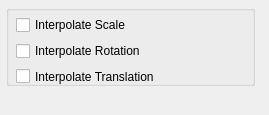
This is scripts/mgear/maya/shifter/component/meta_01/settingsUI.ui in mgear-dev/mgear_dist as Qt 5 draws it before an edit. The edited form follows.
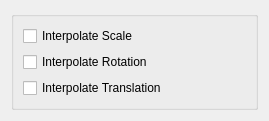
This is the edited form.

Commit message: Shifter: setting windows: adding layaout to the .ui files

Patch:
```diff
--- a/scripts/mgear/maya/shifter/component/meta_01/settingsUI.ui
+++ b/scripts/mgear/maya/shifter/component/meta_01/settingsUI.ui
@@ -13,27 +13,14 @@
   <property name="windowTitle">
    <string>Form</string>
   </property>
+  <layout class="QGridLayout" name="gridLayout">
+   <item row="0" column="0">
   <widget class="QGroupBox" name="groupBox">
-   <property name="geometry">
-    <rect>
-     <x>6</x>
-     <y>5</y>
-     <width>249</width>
-     <height>81</height>
-    </rect>
-   </property>
    <property name="title">
     <string/>
    </property>
-   <widget class="QWidget" name="layoutWidget">
-    <property name="geometry">
-     <rect>
-      <x>10</x>
-      <y>10</y>
-      <width>221</width>
-      <height>71</height>
-     </rect>
-    </property>
+     <layout class="QGridLayout" name="gridLayout_2">
+      <item row="0" column="0">
     <layout class="QVBoxLayout" name="verticalLayout_4">
      <item>
       <widget class="QCheckBox" name="intScale_checkBox">
@@ -70,8 +57,11 @@
       </spacer>
      </item>
     </layout>
-   </widget>
-  </widget>
+      </item>
+     </layout>
+    </widget>
+   </item>
+  </layout>
  </widget>
  <resources/>
  <connections/>
```
Lines whose indentation alone changed are shown as unchanged. The commit also changes 22 other files.
